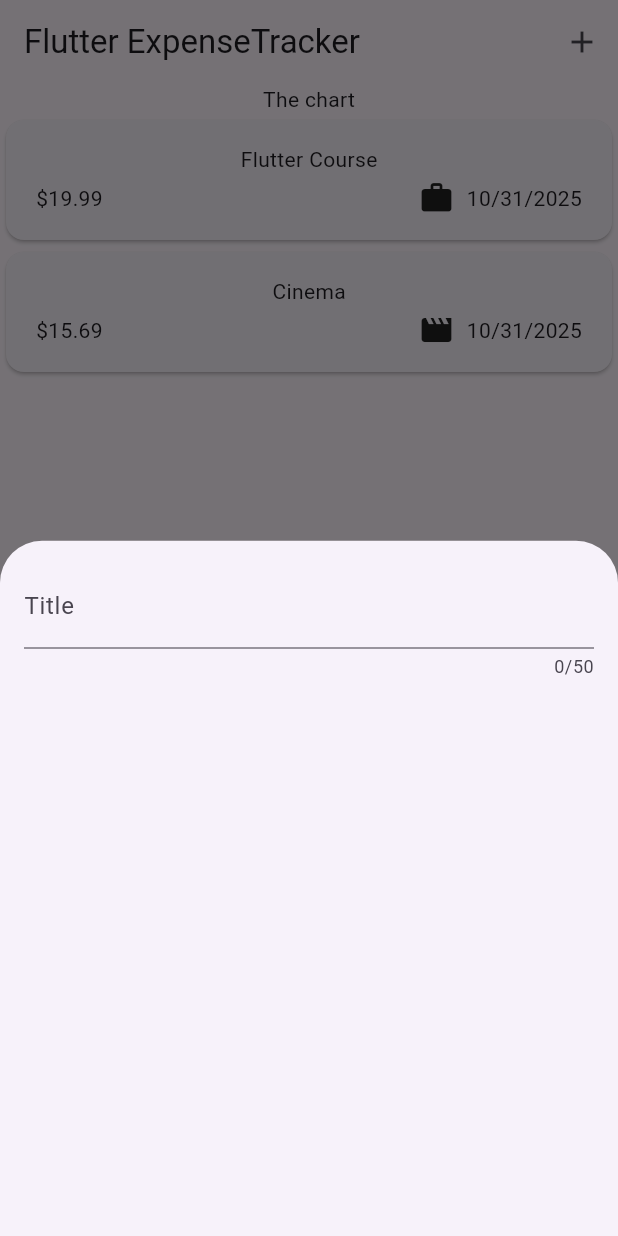
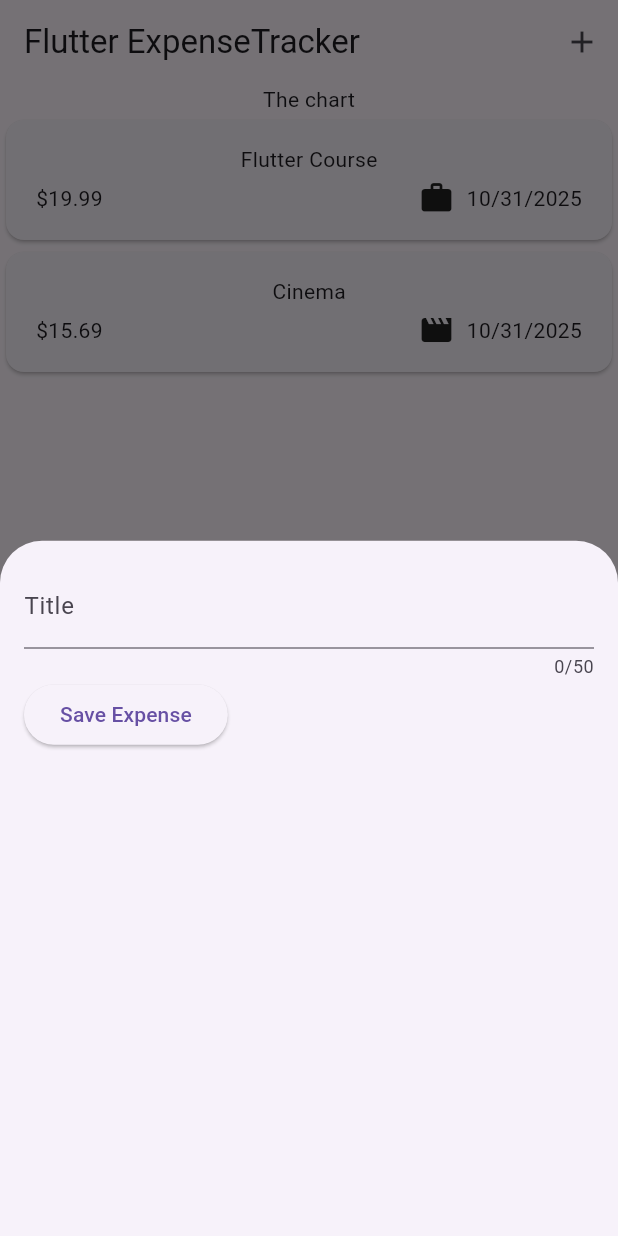
Before and after one commit to Ali-Faal9573/Expense-App, a Flutter app: the screen it shows after launch, after a tap on the "add" icon, on a phone screen of 412 x 824 dp. Run offline on Flutter 3.47's test engine with Material 3 defaults, Android fonts, the phone set to English and light mode, and no system bars.

Commit message:
handle user title input by using TextEditingController class

```diff
--- a/lib/widgets/new_expense.dart
+++ b/lib/widgets/new_expense.dart
@@ -10,17 +10,37 @@ class NewExpense extends StatefulWidget {
 }
 
 class _NewExpensesState extends State<NewExpense> {
+  final _titleController = TextEditingController();
+
+  @override
+  void dispose() {
+    _titleController.dispose();
+    super.dispose();
+  }
+
   @override
   Widget build(BuildContext context) {
     return Padding(
       padding: const EdgeInsets.all(16),
       child: Column(
-        children: const [
-          TextField(maxLength: 50,
-          decoration: InputDecoration(
-            label: Text('Title'),
-          ),)
+        children: [
+          TextField(
+            controller: _titleController,
+            maxLength: 50,
+            decoration: const InputDecoration(label: Text('Title')),
+          ),
+          Row(
+            children: [
+              ElevatedButton(
+                onPressed: () {
+                  print(_titleController.text);
+                },
+                child: const Text('Save Expense'),
+              ),
+            ],
+          ),
         ],
-      ),);
+      ),
+    );
   }
 }
```
